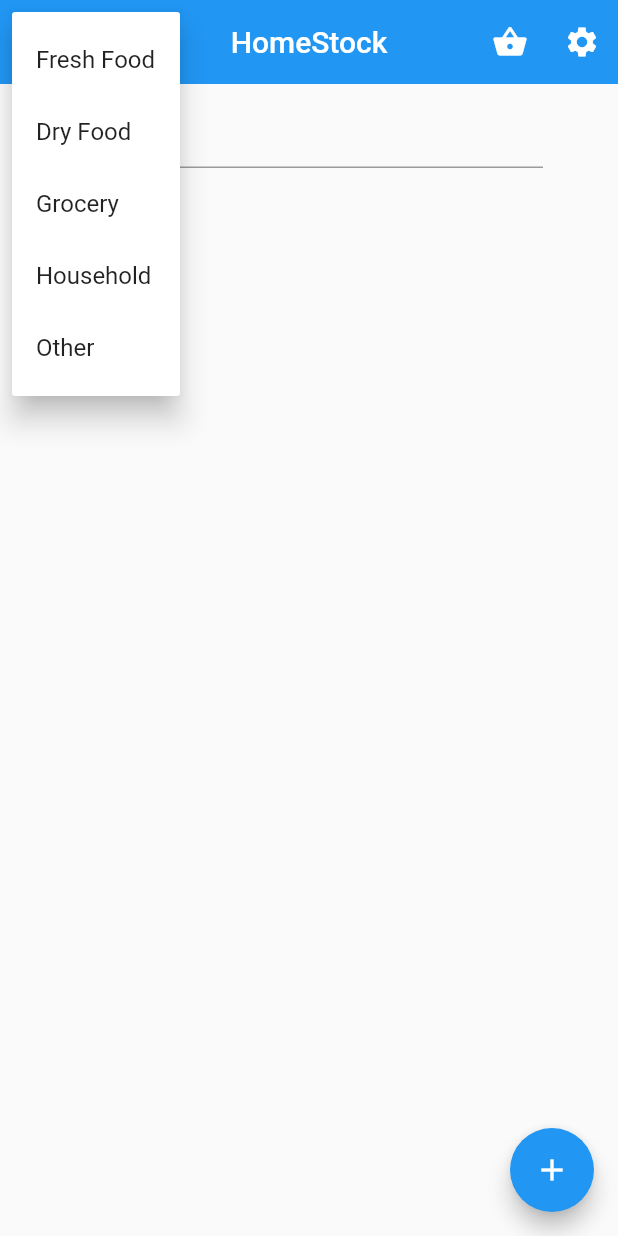
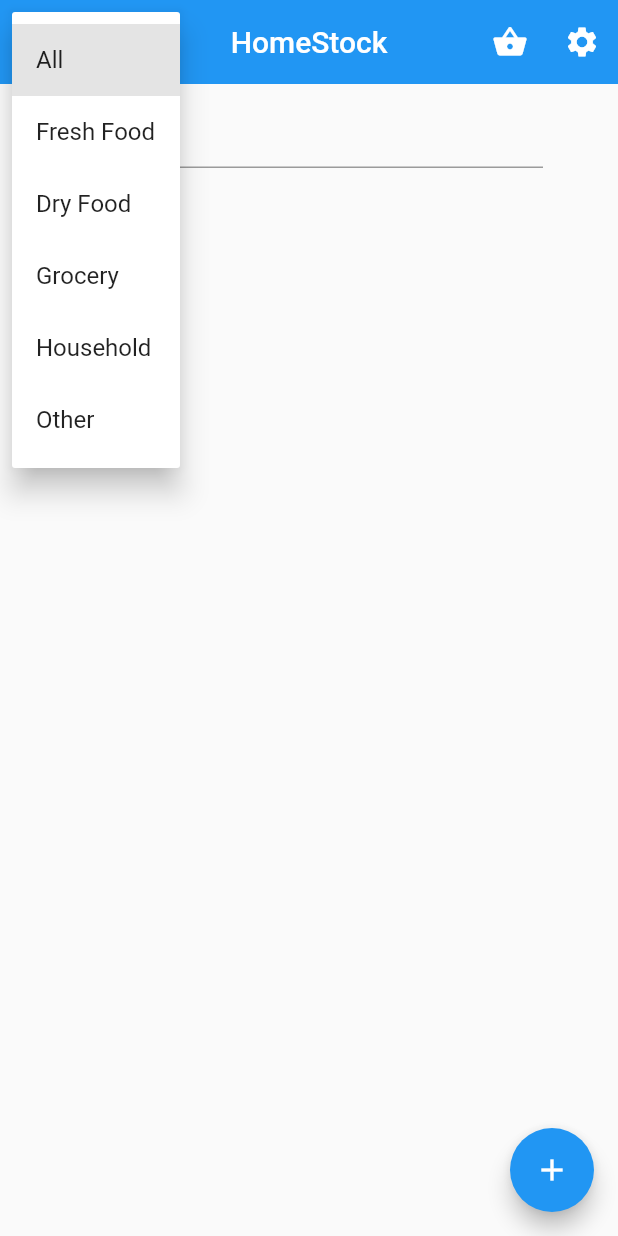
Before and after one commit to inTJ-lk/HomeStock, a Flutter app: the Home screen opened directly, after a tap on the "more vert" icon, on a phone screen of 412 x 824 dp. Run offline on Flutter 3.47's test engine with Material 2 defaults, Android fonts, the phone set to English and light mode, and no system bars; our stand-ins replace cloud_firestore, firebase_auth, flutter_spinkit; accounts and stored records are empty.

Commit message:
Sort items based on category

```diff
--- a/home_stock/lib/screens/home/home.dart
+++ b/home_stock/lib/screens/home/home.dart
@@ -9,16 +9,33 @@ import 'package:home_stock/services/database.dart';
 import 'package:home_stock/services/auth.dart';
 import 'package:provider/provider.dart';
 
-class Home extends StatelessWidget {
+class Home extends StatefulWidget {
+
+  @override
+  _HomeState createState() => _HomeState();
+}
+
+class _HomeState extends State<Home> {
 
   final AuthService _auth = AuthService();
+  // type stores the category of the item selected to sort
+  // initial value is 'All' where all categories are shown
+  String _type;
 
   @override
   Widget build(BuildContext context) {
 
     final user = Provider.of<User>(context);
+
+    // Maps the user with the assigned list
+    // Auth user is not used as there can be many users mapped to the same item list
     final listForUser = Provider.of<UserData>(context);
 
+    // When built is called repeatedly if type is not set(initial load) type is set to All
+    _type = _type ?? 'All';
+
+    // Add item panel to add a new item to the list of items
+    // Bottom sheet modal is used to display the form
     void _showAddItemPanel(){
       showModalBottomSheet(context: context,isScrollControlled: true, builder: (context){
         return Container(
@@ -45,7 +62,11 @@ class Home extends StatelessWidget {
           centerTitle: true,
           elevation: 0.0,
           leading: PopupMenuButton<Choice>(
-            onSelected: null,
+            // gets the index of the selected category to highlight the category
+            initialValue: choices[choices.indexWhere((item) => item.title == _type)],
+            onSelected: (value) {setState(() {
+              _type = value.title;
+            });},
             itemBuilder: (BuildContext context) {
               return choices.map((Choice choice) {
                 return PopupMenuItem<Choice>(
@@ -81,7 +102,8 @@ class Home extends StatelessWidget {
             ),
           ],
         ),
-        body: ItemList(),
+        // Type is passed to the item list to get the relavant category
+        body: ItemList(type: _type),
         floatingActionButton: FloatingActionButton(
           onPressed: () {
             _showAddItemPanel();
@@ -101,10 +123,10 @@ class Choice {
 }
 
 const List<Choice> choices = const <Choice>[
+  const Choice(title: 'All'),
   const Choice(title: 'Fresh Food'),
   const Choice(title: 'Dry Food'),
   const Choice(title: 'Grocery'),
   const Choice(title: 'Household'),
   const Choice(title: 'Other'),
-  // const Choice(title: 'Walk', icon: Icons.directions_walk),
 ];
--- a/home_stock/lib/screens/home/itemList.dart
+++ b/home_stock/lib/screens/home/itemList.dart
@@ -9,16 +9,30 @@ List items = [
 ];
 
 class ItemList extends StatefulWidget{
+
+  final String type;
+
+  ItemList({this.type});
+
   @override
   _ItemListState createState() => _ItemListState();
 }
 
 class _ItemListState extends State<ItemList>{
+
   @override
   Widget build(BuildContext context){
 
     // DocumentSnapshot i = Provider.of<DocumentSnapshot>(context) ?? [];
+    // Item list is retrieved from the provider
     List<Item> i = Provider.of<List<Item>>(context) ?? [];
+
+    // if the passed type to the item list is not equal to All
+    // item list is filtered according to the selected category
+    // else the list is not filtered hence items from all the categories will be displayed
+    if(widget.type != 'All' ){
+      i = i.where((item) => item.category == widget.type).toList();
+    }
 
     return Column(
       children: <Widget>[
```
Also changed, not shown: home_stock/lib/screens/wrapper.dart (+0 -9 lines).
